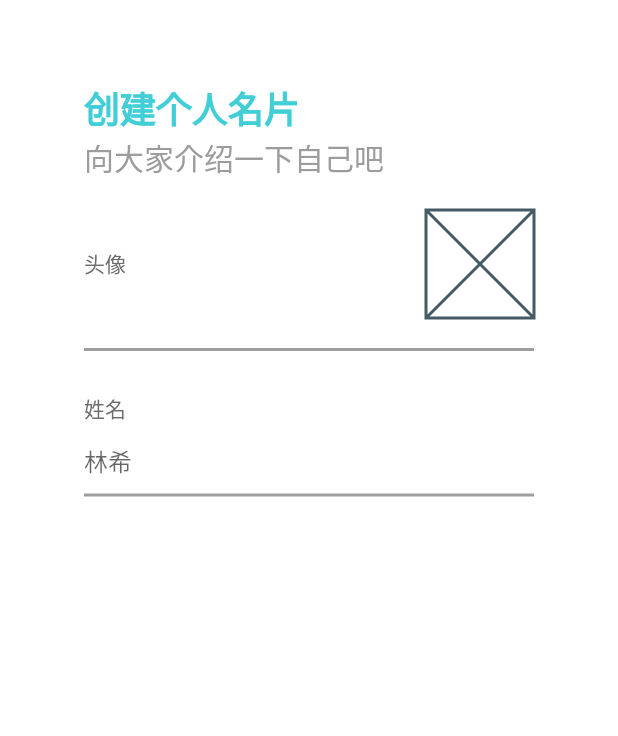
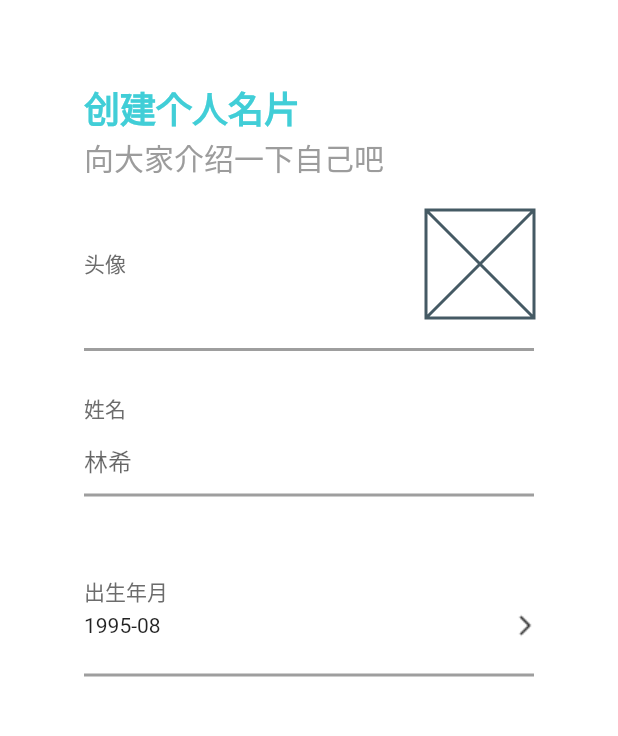
Before and after one commit to Imitater967/IndieTeamup-Client, a Flutter app: the WorkerIdentity screen opened by its route, on a phone screen of 412 x 824 dp, the part 75-811 px from its top. Run offline on Flutter 3.47's test engine with Material 2 defaults, Android fonts, the phone set to English and light mode, and no system bars; our stand-ins replace flutter_markdown, hexcolor, intl_phone_number_input.

Commit message:
暂存工作

```diff
--- a/lib/widget/page/welcome/page_WorkerIdentity.dart
+++ b/lib/widget/page/welcome/page_WorkerIdentity.dart
@@ -16,6 +16,12 @@ class _WorkerIdentityState extends State<WorkerIdentity> {
     var itemUnderlineBorder = const UnderlineInputBorder(
         borderSide:
             BorderSide(color: Colors.grey, width: 2, style: BorderStyle.solid));
+    var underline = Container(
+      color: Colors.grey,
+      height: 2,
+      width: double.infinity,
+      margin: EdgeInsets.fromLTRB(0, 20, 0, 0),
+    );
     return SafeArea(
         child: Material(
       child: Container(
@@ -52,12 +58,7 @@ class _WorkerIdentityState extends State<WorkerIdentity> {
                           ),
                         ],
                       ),
-                      Container(
-                        color: Colors.grey,
-                        height: 2,
-                        width: double.infinity,
-                        margin: EdgeInsets.fromLTRB(0, 20, 0, 0),
-                      )
+                      underline,
                     ],
                   )),
               Container(
@@ -84,6 +85,35 @@ class _WorkerIdentityState extends State<WorkerIdentity> {
                             hintText: "林希"),
                       )
                     ],
+                  )),
+              Container(
+                  margin: EdgeInsets.fromLTRB(0, 20, 0, 0),
+                  height: 102,
+                  width: double.infinity,
+                  child: Column(
+                    children: [
+                      Row(
+                        mainAxisAlignment: MainAxisAlignment.start,
+                        crossAxisAlignment: CrossAxisAlignment.center,
+                        children: [
+                          Text(
+                            "出生年月",
+                            style: Constants.resumeItemTitleTextStyle,
+                            textAlign: TextAlign.center,
+                          ),
+                        ],
+                      ),
+                      Row(
+                        mainAxisSize: MainAxisSize.max,
+                        children: [
+                          //https://pub.dev/packages/flutter_pickers#%E6%97%B6%E9%97%B4%E9%80%89%E6%8B%A9%E5%99%A8
+                          Text("1995-08"),
+                          Spacer(),
+                          Image.asset("assets/art/welcome/GreaterSign.png")
+                        ],
+                      ),
+                      underline,
+                    ],
                   ))
             ],
           ),
--- a/pubspec.yaml
+++ b/pubspec.yaml
@@ -73,6 +73,7 @@ flutter:
     - assets/art/job/
     - assets/art/project/
     - assets/art/login/
+    - assets/art/welcome/
   # An image asset can refer to one or more resolution-specific "variants", see
   # https://flutter.dev/assets-and-images/#resolution-aware
 
```
Also changed, not shown: assets/art/welcome/GreaterSign.png (added).
